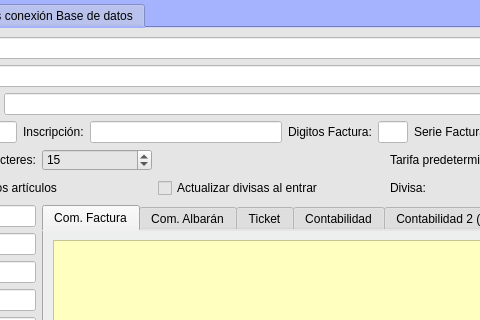
Old version of the form Zona_Administrador/frmempresas.ui in the repository arcnexus/RedFoX; both pictures show x 518 to 998 and y 127 to 447 of the 1227 by 688 pixel window.
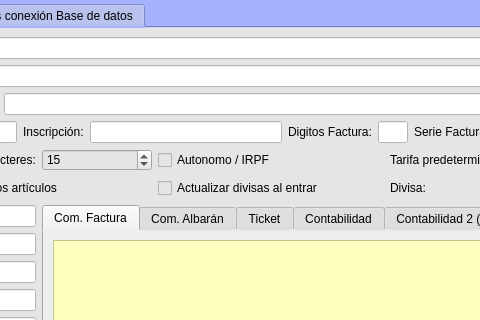
New version of the form. The open tabs and pages were chosen to show the change. Icons and pictures are not drawn. Custom widgets are drawn as their Qt base class.

Patch:
```diff
--- a/Zona_Administrador/frmempresas.ui
+++ b/Zona_Administrador/frmempresas.ui
@@ -1331,6 +1331,13 @@
              </property>
             </widget>
            </item>
+           <item row="2" column="4">
+            <widget class="QCheckBox" name="chkIRPF">
+             <property name="text">
+              <string>Autonomo / IRPF</string>
+             </property>
+            </widget>
+           </item>
           </layout>
          </widget>
          <widget class="QWidget" name="tabWidgetPage2">
```
Left out of the diff: 2 changed lines with no effect on the pictures.
